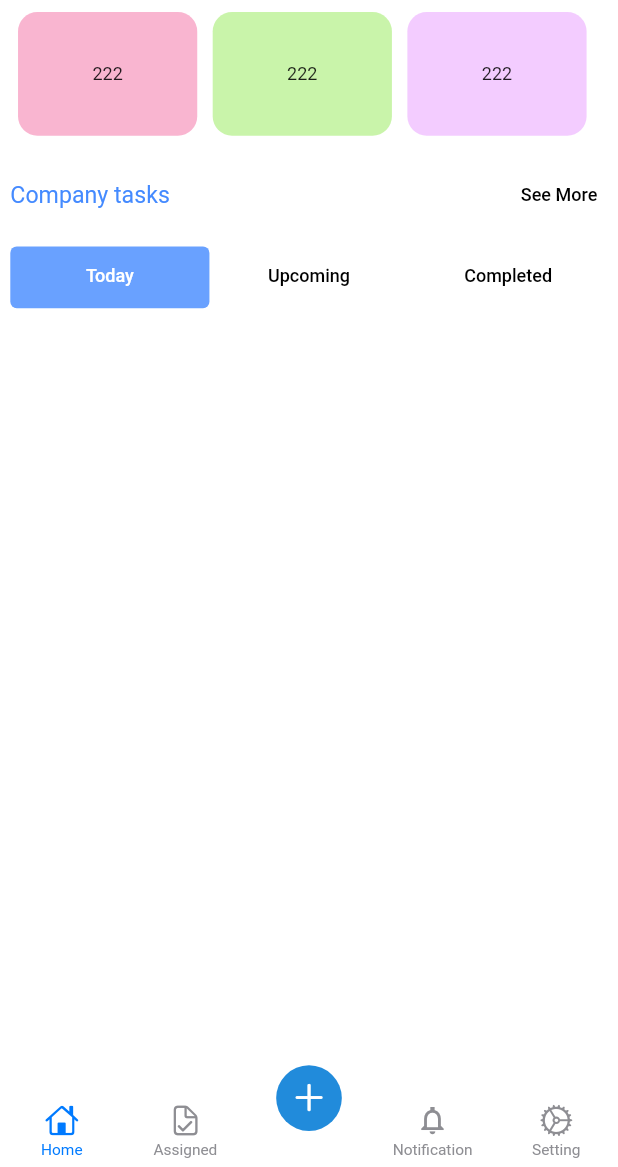
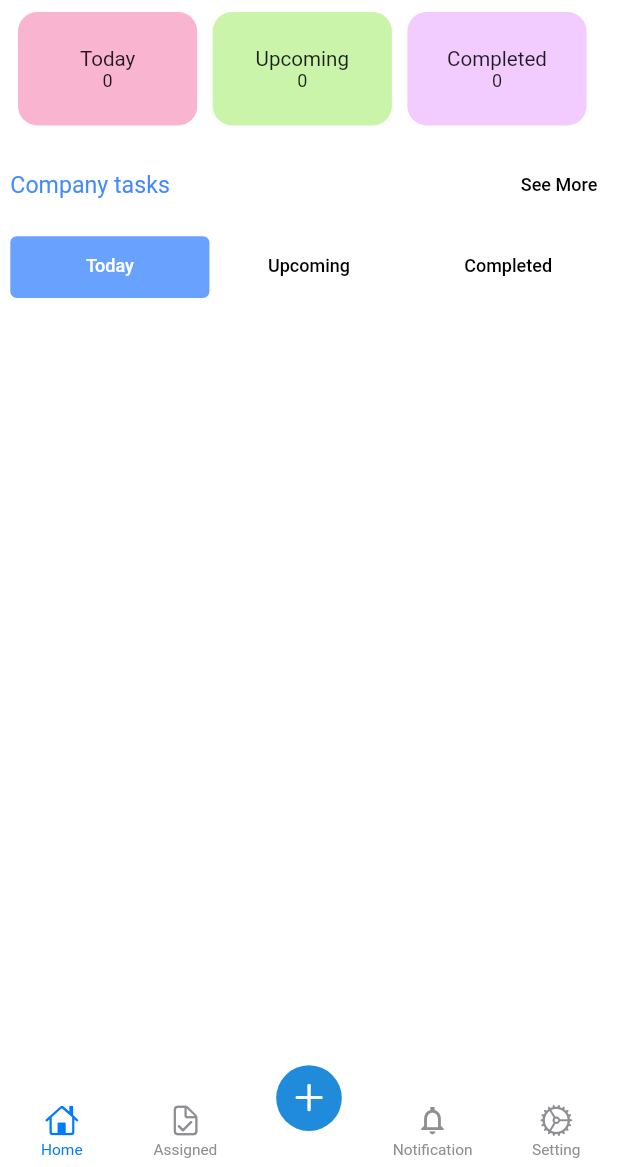
Before and after one commit to MahMughanni/task_managment, a Flutter app: the screen it shows once a user with an empty profile is signed in, on a phone screen of 412 x 824 dp, the part 69-1236 px from its top. Run offline on Flutter 3.47's test engine with Material 2 defaults, Android fonts, the phone set to English and light mode, and no system bars; drawn by our look-alikes of persistent_bottom_nav_bar; our stand-ins replace cloud_firestore, date_time_picker, firebase_auth, firebase_core, responsive_framework; accounts and stored records are empty.

Commit message:
-- refactor home screen

```diff
--- a/lib/screens/main_layer/screens/home_screen/home_screen.dart
+++ b/lib/screens/main_layer/screens/home_screen/home_screen.dart
@@ -1,17 +1,22 @@
 import 'package:firebase_auth/firebase_auth.dart';
 import 'package:flutter/material.dart';
 import 'package:task_mangment/screens/main_layer/screens/home_screen/widgets/custom_sliver_appbar.dart';
-import 'package:task_mangment/utils/UtilsConfig.dart';
+import 'package:task_mangment/screens/main_layer/screens/home_screen/widgets/custom_task_list.dart';
+import 'package:task_mangment/shared_widgets/cutom_container.dart';
 
 import '../../../../logic/firebase_controller.dart';
 import '../../../../model/task_model.dart';
 import '../../../../model/user_model.dart';
-import '../../../../shared_widgets/list_item_body.dart';
 
 class HomeScreen extends StatelessWidget {
   HomeScreen({Key? key}) : super(key: key);
 
   final user = FirebaseAuth.instance.currentUser!;
+  List taskTitles = [
+    'Tasks',
+    'Assigned',
+    'Completed',
+  ];
 
   @override
   Widget build(BuildContext context) {
@@ -44,141 +49,85 @@ class HomeScreen extends StatelessWidget {
                           builder: (context2, snapshot) {
                             if (snapshot.connectionState ==
                                 ConnectionState.waiting) {
-                              return SliverPersistentHeader(
-                                delegate: MySliverAppBar(
-                                  expandedHeight: 300,
+                              return _buildSliverAppBar(
                                   userName: userData.userName.toString(),
                                   taskNumber: 'Loading...',
-                                ),
-                              );
+                                  itemCount: 3,
+                                  itemBuilder:
+                                      (BuildContext context, int index) {
+                                    return Container();
+                                  });
                             } else if (snapshot.hasError) {
-                              return SliverPersistentHeader(
-                                delegate: MySliverAppBar(
-                                  expandedHeight: 300,
-                                  userName: userData.userName.toString(),
-                                  taskNumber: 'Error: ${snapshot.error}',
-                                ),
+                              return _buildSliverAppBar(
+                                userName: userData.userName.toString(),
+                                taskNumber: 'Error: ${snapshot.error}',
+                                itemCount: 3,
+                                itemBuilder: (BuildContext context, int index) {
+                                  return Container();
+                                },
                               );
                             } else {
                               List<TaskModel> userTasks = snapshot.data!;
-                              return SliverPersistentHeader(
-                                delegate: MySliverAppBar(
-                                  expandedHeight: 300,
-                                  userName: userData.userName.toString(),
-                                  taskNumber: userTasks.length.toString(),
-                                ),
+                              return _buildSliverAppBar(
+                                userName: userData.userName.toString(),
+                                taskNumber: userTasks.length.toString(),
+                                itemCount: 3,
+                                itemBuilder: (BuildContext context, int index) {
+                                  int todayTasksCount = userTasks
+                                      .where((task) => task.state == 'today')
+                                      .length;
+                                  int upcomingTasksCount = userTasks
+                                      .where((task) => task.state == 'upcoming')
+                                      .length;
+                                  int completedTasksCount = userTasks
+                                      .where(
+                                          (task) => task.state == 'completed')
+                                      .length;
+
+                                  switch (index) {
+                                    case 0:
+                                      return CustomContainer(
+                                        color: const Color(0xffF9B5D0),
+                                        titel: 'Today',
+                                        taskNumber: todayTasksCount.toString(),
+                                      );
+                                    case 1:
+                                      return CustomContainer(
+                                        color: const Color(0xffC9F4AA),
+                                        titel: 'Upcoming',
+                                        taskNumber:
+                                            upcomingTasksCount.toString(),
+                                      );
+                                    case 2:
+                                      return CustomContainer(
+                                        color: const Color(0xffF3CCFF),
+                                        titel: 'Completed',
+                                        taskNumber:
+                                            completedTasksCount.toString(),
+                                      );
+                                    default:
+                                      return const CustomContainer(
+                                          titel: '', taskNumber: '');
+                                  }
+                                },
                               );
                             }
                           },
                         ),
                       ];
                     },
-                    body: TabBarView(
-                      children: [
-                        FutureBuilder<dynamic>(
-                          future: userTasks,
-                          builder: (mContext, snapshot) {
-                            if (snapshot.connectionState ==
-                                ConnectionState.waiting) {
-                              return const Center(
-                                  child: CircularProgressIndicator());
-                            }
-                            if (snapshot.hasError) {
-                              return Center(
-                                  child: Text('Error: ${snapshot.error}'));
-                            }
-                            final tasks = snapshot.data!;
-                            return ListView.builder(
-                                itemCount: tasks.length,
-                                shrinkWrap: true,
-                                itemBuilder: (BuildContext context, int index) {
-                                  // print(tasks[index].state);
-                                  if (tasks[index].state == 'today') {
-                                    return ListViewItemBody(
-                                      title: tasks[index].description,
-                                      startTime: UtilsConfig.formatTime(
-                                              tasks[index].startTime)
-                                          .toString(),
-                                      userName: tasks[index].title,
-                                      taskCategory: tasks[index].state,
-                                      // endTime: tasks[index].endTime,
-                                    );
-                                  } else {
-                                    return Container();
-                                  }
-                                });
-                          },
-                        ),
-                        FutureBuilder<dynamic>(
-                          future: userTasks,
-                          builder: (mContext, snapshot) {
-                            if (snapshot.connectionState ==
-                                ConnectionState.waiting) {
-                              return const Center(
-                                  child: CircularProgressIndicator());
-                            }
-                            if (snapshot.hasError) {
-                              return Center(
-                                  child: Text('Error: ${snapshot.error}'));
-                            }
-                            final tasks = snapshot.data!;
-                            return ListView.builder(
-                                itemCount: tasks.length,
-                                shrinkWrap: true,
-                                itemBuilder: (BuildContext context, int index) {
-                                  // print(tasks[index].state);
-                                  if (tasks[index].state == 'upcoming') {
-                                    return ListViewItemBody(
-                                      title: tasks[index].description,
-                                      startTime: UtilsConfig.formatTime(
-                                              tasks[index].startTime)
-                                          .toString(),
-                                      userName: tasks[index].title,
-                                      taskCategory: tasks[index].state,
-                                      // endTime: tasks[index].endTime,
-                                    );
-                                  } else {
-                                    return Container();
-                                  }
-                                });
-                          },
-                        ),
-                        FutureBuilder<dynamic>(
-                          future: userTasks,
-                          builder: (mContext, snapshot) {
-                            if (snapshot.connectionState ==
-                                ConnectionState.waiting) {
-                              return const Center(
-                                  child: CircularProgressIndicator());
-                            }
-                            if (snapshot.hasError) {
-                              return Center(
-                                  child: Text('Error: ${snapshot.error}'));
-                            }
-                            final tasks = snapshot.data!;
-                            return ListView.builder(
-                                itemCount: tasks.length,
-                                shrinkWrap: true,
-                                itemBuilder: (BuildContext context, int index) {
-                                  // print(tasks[index].state);
-                                  if (tasks[index].state == 'completed') {
-                                    return ListViewItemBody(
-                                      title: tasks[index].description,
-                                      startTime: UtilsConfig.formatTime(
-                                              tasks[index].startTime)
-                                          .toString(),
-                                      userName: tasks[index].title,
-                                      taskCategory: tasks[index].state,
-                                      // endTime: tasks[index].endTime,
-                                    );
-                                  } else {
-                                    return Container();
-                                  }
-                                });
-                          },
-                        ),
-                      ],
-                    ));
+                    body: TabBarView(children: [
+                      CustomTaskList(
+                          state: 'today', label: 'today', userTask: userTasks),
+                      CustomTaskList(
+                          state: 'upcoming',
+                          label: 'Upcoming',
+                          userTask: userTasks),
+                      CustomTaskList(
+                          state: 'completed',
+                          label: 'Completed',
+                          userTask: userTasks),
+                    ]));
               }
             },
           ),
@@ -186,4 +135,20 @@ class HomeScreen extends StatelessWidget {
       ),
     );
   }
+
+  Widget _buildSliverAppBar(
+      {required String userName,
+      required String taskNumber,
+      required int itemCount,
+      required IndexedWidgetBuilder itemBuilder}) {
+    return SliverPersistentHeader(
+      delegate: MySliverAppBar(
+        expandedHeight: 300,
+        userName: userName,
+        taskNumber: taskNumber,
+        itemBuilder: itemBuilder,
+        itemCount: itemCount,
+      ),
+    );
+  }
 }
--- a/lib/screens/main_layer/screens/home_screen/widgets/custom_sliver_appbar.dart
+++ b/lib/screens/main_layer/screens/home_screen/widgets/custom_sliver_appbar.dart
@@ -6,12 +6,16 @@ class MySliverAppBar extends SliverPersistentHeaderDelegate {
   final double expandedHeight;
 
   MySliverAppBar({
+    required this.itemBuilder,
+    required this.itemCount,
     required this.expandedHeight,
     required this.userName,
     required this.taskNumber,
   });
 
   final String userName, taskNumber;
+  final Widget? Function(BuildContext, int) itemBuilder;
+  final int itemCount;
 
   @override
   Widget build(
@@ -19,6 +23,8 @@ class MySliverAppBar extends SliverPersistentHeaderDelegate {
     return TabBarViewTabs(
       userName: userName,
       taskNumber: taskNumber,
+      itemBuilder: itemBuilder,
+      itemCount: itemCount,
     );
   }
 
--- a/lib/screens/main_layer/screens/home_screen/widgets/custom_tabBar.dart
+++ b/lib/screens/main_layer/screens/home_screen/widgets/custom_tabBar.dart
@@ -6,10 +6,16 @@ import '../../../../../shared_widgets/cutom_container.dart';
 
 class TabBarViewTabs extends StatelessWidget with PreferredSizeWidget {
   const TabBarViewTabs(
-      {Key? key, required this.userName, required this.taskNumber})
+      {Key? key,
+      required this.userName,
+      required this.taskNumber,
+      required this.itemBuilder,
+      required this.itemCount})
       : super(key: key);
 
   final String userName, taskNumber;
+  final Widget? Function(BuildContext, int) itemBuilder;
+  final int itemCount;
 
   @override
   Widget build(BuildContext context) {
@@ -70,23 +76,37 @@ class TabBarViewTabs extends StatelessWidget with PreferredSizeWidget {
                 const Icon(Icons.calendar_month)
               ],
             ),
-            SingleChildScrollView(
-              scrollDirection: Axis.horizontal,
-              child: Row(
-                mainAxisAlignment: MainAxisAlignment.spaceBetween,
-                children: const [
-                  CustomContainer(
-                    color: Color(0xffF9B5D0),
-                  ),
-                  CustomContainer(
-                    color: Color(0xffC9F4AA),
-                  ),
-                  CustomContainer(
-                    color: Color(0xffF3CCFF),
-                  ),
-                ],
-              ),
+            SizedBox(
+              height: 100,
+              child: ListView.builder(
+                  scrollDirection: Axis.horizontal,
+                  shrinkWrap: true,
+                  itemCount: itemCount,
+                  itemBuilder: itemBuilder),
             ),
+            // SingleChildScrollView(
+            //   scrollDirection: Axis.horizontal,
+            //   child: Row(
+            //     mainAxisAlignment: MainAxisAlignment.spaceBetween,
+            //     children: [
+            //       CustomContainer(
+            //         color: const Color(0xffF9B5D0),
+            //         titel: 'Tasks',
+            //         taskNumber: taskNumber,
+            //       ),
+            //       CustomContainer(
+            //         color: const Color(0xffC9F4AA),
+            //         titel: 'Assigned',
+            //         taskNumber: taskNumber,
+            //       ),
+            //       CustomContainer(
+            //         color: const Color(0xffF3CCFF),
+            //         titel: 'Completed',
+            //         taskNumber: taskNumber,
+            //       ),
+            //     ],
+            //   ),
+            // ),
             16.ph,
             Row(
               mainAxisAlignment: MainAxisAlignment.spaceBetween,
--- /dev/null
+++ b/lib/screens/main_layer/screens/home_screen/widgets/custom_task_list.dart
@@ -0,0 +1,57 @@
+import 'package:flutter/material.dart';
+
+import '../../../../../model/task_model.dart';
+import '../../../../../shared_widgets/list_item_body.dart';
+import '../../../../../utils/UtilsConfig.dart';
+
+class CustomTaskList extends StatelessWidget {
+  const CustomTaskList(
+      {Key? key,
+      required this.state,
+      required this.label,
+      required this.userTask})
+      : super(key: key);
+  final String state;
+
+  final String label;
+
+  final dynamic userTask;
+
+  @override
+  Widget build(BuildContext context) {
+    return FutureBuilder<List<TaskModel>>(
+      future: userTask,
+      builder: (context, snapshot) {
+        if (snapshot.connectionState == ConnectionState.waiting) {
+          return const Center(child: CircularProgressIndicator());
+        }
+        if (snapshot.hasError) {
+          return Center(child: Text('Error: ${snapshot.error}'));
+        }
+        final tasks = snapshot.data!;
+        final stateTasks = tasks.where((task) => task.state == state).toList();
+        return stateTasks.isNotEmpty
+            ? Column(
+                children: [
+                  Text(label),
+                  Expanded(
+                    child: ListView.builder(
+                      itemCount: stateTasks.length,
+                      itemBuilder: (context, index) => ListViewItemBody(
+                        title: stateTasks[index].description,
+                        startTime:
+                            UtilsConfig.formatTime(stateTasks[index].startTime)
+                                .toString(),
+                        userName: stateTasks[index].title,
+                        taskCategory: stateTasks[index].state,
+                        // endTime: stateTasks[index].endTime,
+                      ),
+                    ),
+                  ),
+                ],
+              )
+            : Container();
+      },
+    );
+  }
+}
--- a/lib/shared_widgets/cutom_container.dart
+++ b/lib/shared_widgets/cutom_container.dart
@@ -3,11 +3,12 @@ import 'package:flutter/material.dart';
 class CustomContainer extends StatelessWidget {
   const CustomContainer({
     Key? key,
-    this.child,
     this.color = Colors.grey,
+    required this.titel,
+    required this.taskNumber,
   }) : super(key: key);
-  final Widget? child;
   final Color? color;
+  final String titel, taskNumber;
 
   @override
   Widget build(BuildContext context) {
@@ -20,7 +21,14 @@ class CustomContainer extends StatelessWidget {
           BoxDecoration(color: color, borderRadius: BorderRadius.circular(15)),
       height: height * .1,
       width: width * .29,
-      child: Text('222'),
+      child: Column(
+        mainAxisSize: MainAxisSize.min,
+        mainAxisAlignment: MainAxisAlignment.center,
+        children: [
+          Text(titel , style: Theme.of(context).textTheme.titleMedium,),
+          Text(taskNumber),
+        ],
+      ),
     );
   }
 }
```
